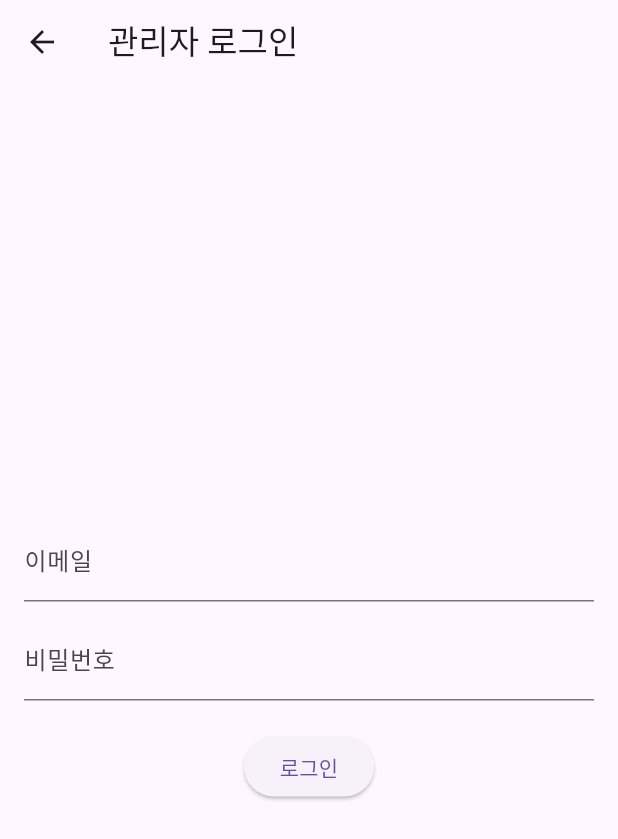
After one commit to linxizhu1209/Ju_airline, a Flutter app: the screen it shows after launch, item 2 of the bottom bar chosen, after a tap on "관리자로 로그인", on a phone screen of 412 x 824 dp. The commit adds this screen. Shown: the top 839 px of the screen. Run offline on Flutter 3.47's test engine with Material 3 defaults, Android fonts, the phone set to English and light mode, and no system bars; our stand-ins replace app_links, flutter_dotenv, flutter_secure_storage, google_sign_in, webview_flutter; missing offline and left inert: tosspayments_widget_sdk_flutter; network calls fail.

Commit message:
feat: 관리자 로그인, 채팅 구현
- 관리자 로그인 구현
- 관리자와 유저의 채팅방 ui 분리

```diff
--- a/lib/LoginPage.dart
+++ b/lib/LoginPage.dart
@@ -1,6 +1,7 @@
 
 import 'dart:math';
 
+import 'package:airline/admin_login_page.dart';
 import 'package:airline/login_service.dart';
 import 'package:airline/providers/auth_provider.dart';
 import 'package:flutter/material.dart';
@@ -41,6 +42,19 @@ class LoginPage extends StatelessWidget {
               onPressed: authProvider.loginWithGoogle,
               child: Text("Login with Google"),
             ),
+            SizedBox(height: 10),
+            GestureDetector(
+              onTap: (){
+                Navigator.push(
+                  context,
+                  MaterialPageRoute(builder: (context) => AdminLoginPage()),
+                );
+              },
+              child: Text(
+                "관리자로 로그인",
+                style: TextStyle(color: Colors.blue, decoration: TextDecoration.underline),
+              ),
+            )
           ],
         ),
       ),
--- /dev/null
+++ b/lib/admin_login_page.dart
@@ -0,0 +1,60 @@
+import 'package:airline/providers/auth_provider.dart';
+import 'package:flutter/material.dart';
+import 'package:provider/provider.dart';
+
+class AdminLoginPage extends StatefulWidget {
+
+  @override
+  _AdminLoginPageState createState() => _AdminLoginPageState();
+}
+
+
+class _AdminLoginPageState extends State<AdminLoginPage> {
+  final TextEditingController emailController = TextEditingController();
+  final TextEditingController passwordController = TextEditingController();
+
+  @override
+  Widget build(BuildContext context) {
+    final authProvider = Provider.of<AuthProvider>(context);
+    return Scaffold(
+      appBar: AppBar(
+        title: Text("관리자 로그인"),
+      ),
+      body: Padding(
+        padding: const EdgeInsets.all(16.0),
+        child: Column(
+          mainAxisAlignment: MainAxisAlignment.center,
+          children: [
+            TextField(
+              controller: emailController,
+              decoration: InputDecoration(labelText: "이메일"),
+            ),
+            SizedBox(height: 10),
+            TextField(
+              controller: passwordController,
+              decoration: InputDecoration(labelText: "비밀번호"),
+              obscureText: true,
+            ),
+            SizedBox(height: 20),
+            ElevatedButton(
+                onPressed: () async {
+                  bool success = await authProvider.adminLogin(
+                    emailController.text,
+                    passwordController.text,
+                  );
+                  if(success){
+                    Navigator.pop(context);
+                  } else {
+                    ScaffoldMessenger.of(context).showSnackBar(
+                        SnackBar(content: Text("로그인 실패")),
+                    );
+                  }
+                },
+                child: Text("로그인"),
+            ),
+          ],
+        ),
+      ),
+    );
+  }
+}
--- a/lib/providers/auth_provider.dart
+++ b/lib/providers/auth_provider.dart
@@ -4,11 +4,14 @@ import 'dart:math';
 import 'package:airline/login_service.dart';
 import 'package:flutter/material.dart';
 
+import '../services/admin_login_service.dart';
+
 class AuthProvider with ChangeNotifier {
   final LoginService loginService;
   String? userEmail;
   String? userName;
   bool isLoggedIn = false;
+  String? userRole;
 
   AuthProvider(this.loginService){
     _checkLoginStatus();
@@ -16,11 +19,14 @@ class AuthProvider with ChangeNotifier {
 
   Future<void> _checkLoginStatus() async {
     bool loggedIn = await loginService.isAuthenticated();
+    print("로그인 $loggedIn");
     if(loggedIn){
       final userInfo = await loginService.getUserInfo();
+      print("userInfo ${userInfo}");
       if(userInfo != null){
         userName = userInfo['username'];
         userEmail = userInfo['email'];
+        userRole = userInfo['role'];
         isLoggedIn = true;
         notifyListeners();
       }
@@ -33,6 +39,7 @@ class AuthProvider with ChangeNotifier {
       if(userInfo != null){
         userName = userInfo['username'];
         userEmail = userInfo['email'];
+        userRole = userInfo['role'];
         isLoggedIn = true;
         notifyListeners();
       }
@@ -46,4 +53,18 @@ class AuthProvider with ChangeNotifier {
     isLoggedIn = false;
     notifyListeners();
   }
+
+  Future<bool> adminLogin(String email, String password) async {
+    bool success = await AdminLoginService().login(email,password);
+    if(success) {
+      await _checkLoginStatus();
+      notifyListeners();
+    }
+    return success;
+  }
+
+  bool isAdmin() {
+    return userRole == "ADMIN";
+  }
+
 }
--- a/lib/utils/secure_storage.dart
+++ b/lib/utils/secure_storage.dart
@@ -33,4 +33,8 @@ class SecureStorage {
     }
     return null;
   }
+
+  Future<void> deleteUser() async {
+    await _storage.delete(key: "user_info");
+  }
 }
```
Also changed, not shown: lib/ChatListPage.dart (added, +73 -0 lines), lib/ChatPage.dart (+12 -2 lines), lib/ChatService.dart (+28 -1 lines), lib/FlightSearchScreen.dart (+28 -6 lines), lib/models/ChatRoom.dart (added, +19 -0 lines), lib/services/admin_login_service.dart (added, +36 -0 lines).
